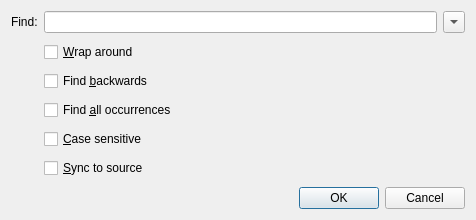
Sharpie/TeXworks, file src/PDFFind.ui: the form before one commit.
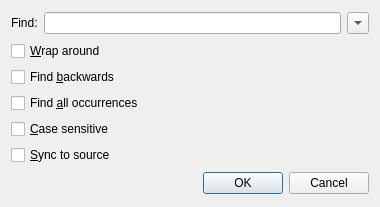
The form after the commit.

Commit message: misc icon cleanup, disambig 'Typeset', clean up PDF find dialog

What changed in the file:
```diff
--- a/src/PDFFind.ui
+++ b/src/PDFFind.ui
@@ -4,19 +4,16 @@
   <property name="windowModality" >
    <enum>Qt::ApplicationModal</enum>
   </property>
-  <property name="geometry" >
+  <property name="geometry">
    <rect>
     <x>0</x>
     <y>0</y>
-    <width>476</width>
-    <height>220</height>
+    <width>380</width>
+    <height>207</height>
    </rect>
   </property>
-  <property name="sizePolicy" >
-   <sizepolicy vsizetype="Fixed" hsizetype="Fixed" >
-    <horstretch>0</horstretch>
-    <verstretch>0</verstretch>
-   </sizepolicy>
+  <property name="mouseTracking">
+   <bool>false</bool>
   </property>
   <property name="windowTitle" >
    <string>Find in PDF</string>
@@ -27,36 +24,35 @@
   <property name="modal" >
    <bool>true</bool>
   </property>
-  <layout class="QGridLayout" name="gridLayout" >
-   <item row="0" column="0" >
-    <widget class="QLabel" name="label" >
-     <property name="text" >
+  <layout class="QGridLayout" name="gridLayout">
+   <item row="0" column="0">
+    <layout class="QHBoxLayout" name="horizontalLayout">
+     <item>
+      <widget class="QLabel" name="label">
+       <property name="text">
       <string>Find:</string>
      </property>
     </widget>
    </item>
-   <item row="0" column="1" >
-    <widget class="QLineEdit" name="searchText" >
-     <property name="sizePolicy" >
-      <sizepolicy vsizetype="Fixed" hsizetype="Expanding" >
+     <item>
+      <widget class="QLineEdit" name="searchText">
+       <property name="sizePolicy">
+        <sizepolicy hsizetype="Expanding" vsizetype="Fixed">
        <horstretch>1</horstretch>
        <verstretch>0</verstretch>
       </sizepolicy>
      </property>
     </widget>
    </item>
-   <item row="0" column="2" >
-    <widget class="QToolButton" name="recentSearches" >
-     <property name="maximumSize" >
+     <item>
+      <widget class="QToolButton" name="recentSearches">
+       <property name="maximumSize">
       <size>
        <width>22</width>
        <height>22</height>
       </size>
      </property>
-     <property name="text" >
-      <string/>
-     </property>
-     <property name="popupMode" >
+       <property name="popupMode">
       <enum>QToolButton::InstantPopup</enum>
      </property>
      <property name="arrowType" >
@@ -64,13 +60,13 @@
      </property>
     </widget>
    </item>
-   <item row="1" column="1" colspan="2" >
-    <layout class="QHBoxLayout" name="horizontalLayout" >
+    </layout>
+   </item>
+   <item row="1" column="0">
+    <layout class="QVBoxLayout" name="verticalLayout">
      <item>
-      <layout class="QVBoxLayout" name="verticalLayout" >
-       <item>
-        <widget class="QCheckBox" name="checkBox_wrap" >
-         <property name="text" >
+      <widget class="QCheckBox" name="checkBox_wrap">
+       <property name="text">
           <string>&amp;Wrap around</string>
          </property>
         </widget>
@@ -105,99 +101,9 @@
        </item>
       </layout>
      </item>
-     <item>
-      <layout class="QVBoxLayout" name="verticalLayout_2" >
-       <item>
-        <spacer name="verticalSpacer" >
-         <property name="orientation" >
-          <enum>Qt::Vertical</enum>
-         </property>
-         <property name="sizeHint" stdset="0" >
-          <size>
-           <width>20</width>
-           <height>38</height>
-          </size>
-         </property>
-        </spacer>
-       </item>
-      </layout>
-     </item>
-     <item>
-      <layout class="QVBoxLayout" name="verticalLayout_3" >
-       <item>
-        <spacer>
-         <property name="orientation" >
-          <enum>Qt::Vertical</enum>
-         </property>
-         <property name="sizeHint" stdset="0" >
-          <size>
-           <width>72</width>
-           <height>31</height>
-          </size>
-         </property>
-        </spacer>
-       </item>
-       <item>
-        <widget class="QLabel" name="regexStatus" >
-         <property name="palette" >
-          <palette>
-           <active>
-            <colorrole role="WindowText" >
-             <brush brushstyle="SolidPattern" >
-              <color alpha="255" >
-               <red>255</red>
-               <green>0</green>
-               <blue>0</blue>
-              </color>
-             </brush>
-            </colorrole>
-           </active>
-           <inactive>
-            <colorrole role="WindowText" >
-             <brush brushstyle="SolidPattern" >
-              <color alpha="255" >
-               <red>255</red>
-               <green>0</green>
-               <blue>0</blue>
-              </color>
-             </brush>
-            </colorrole>
-           </inactive>
-           <disabled>
-            <colorrole role="WindowText" >
-             <brush brushstyle="SolidPattern" >
-              <color alpha="255" >
-               <red>127</red>
-               <green>127</green>
-               <blue>127</blue>
-              </color>
-             </brush>
-            </colorrole>
-           </disabled>
-          </palette>
-         </property>
-        </widget>
-       </item>
-       <item>
-        <spacer name="verticalSpacer_2" >
-         <property name="orientation" >
-          <enum>Qt::Vertical</enum>
-         </property>
-         <property name="sizeHint" stdset="0" >
-          <size>
-           <width>20</width>
-           <height>38</height>
-          </size>
-         </property>
-        </spacer>
-       </item>
-      </layout>
-     </item>
-    </layout>
-   </item>
-   <item row="2" column="0" colspan="3" >
-    <widget class="QDialogButtonBox" name="buttonBox" >
-     <property name="orientation" >
+   <item row="2" column="0">
+    <widget class="QDialogButtonBox" name="buttonBox">
+     <property name="orientation">
       <enum>Qt::Horizontal</enum>
      </property>
      <property name="standardButtons" >
```
Left out of the diff: 49 changed lines with no effect on the pictures. Lines whose indentation alone changed are shown as unchanged. The commit also changes 14 other files.
